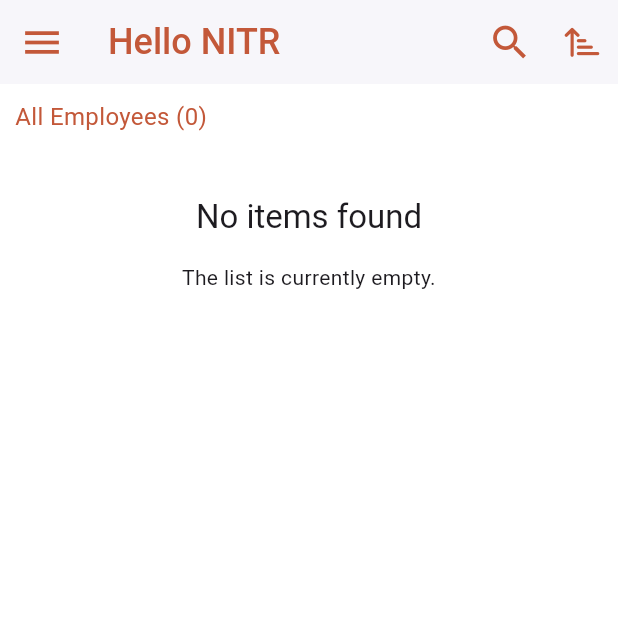
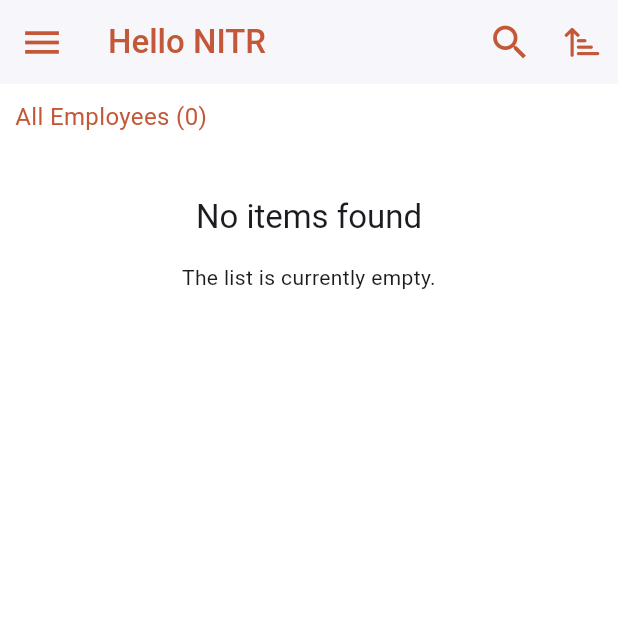
Before and after one commit to UtkarshChakrwarti/Hello-NITR-app, a Flutter app: the HomeScreen screen opened by its route, on a phone screen of 412 x 824 dp, the top half of it. Run offline on Flutter 3.47's test engine with Material 3 defaults, Android fonts, the phone set to English and light mode, and no system bars; our stand-ins replace cached_network_image, flutter_local_notifications, flutter_secure_storage, font_awesome_flutter, infinite_scroll_pagination, loading_animation_widget and 6 more; missing offline and left inert: flutter_udid, simnumber; accounts and stored records are empty; network calls fail.

Commit message:
search screen fix and home screen app bar fix

```diff
--- a/lib/screens/home/home_screen.dart
+++ b/lib/screens/home/home_screen.dart
@@ -138,7 +138,7 @@ class _HomeScreenState extends State<HomeScreen> with TickerProviderStateMixin {
             'Hello NITR',
             style: TextStyle(
                 color: AppColors.primaryColor,
-                fontSize: 24,
+                fontSize: 22,
                 fontFamily: 'Roboto',
                 fontWeight: FontWeight.w500),
           ),
```
Also changed, not shown: lib/screens/home/search_screen.dart (+11 -3 lines).
